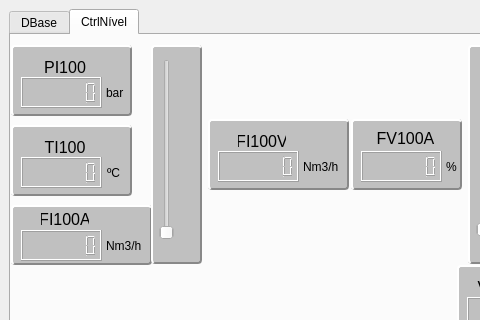
This is uis/main.ui in josuemoraisgh/EININDII00_ProcessSimul as Qt 5 draws it before an edit; both pictures show x 0 to 480 and y 0 to 320 of the 643 by 600 pixel window. The edited form follows.
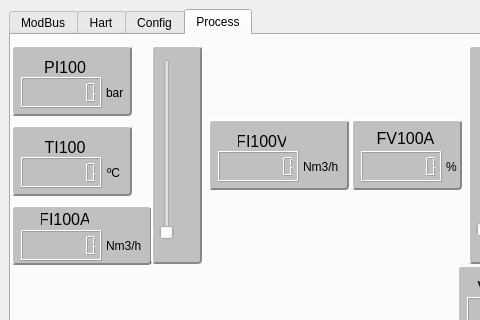
This is the edited form. The open tabs and pages were chosen to show the change. Custom widgets are drawn as their Qt base class.

```diff
--- a/uis/main.ui
+++ b/uis/main.ui
@@ -23,9 +23,14 @@
       <property name="currentIndex">
        <number>0</number>
       </property>
+      <widget class="QWidget" name="tab_2">
+       <attribute name="title">
+        <string>ModBus</string>
+       </attribute>
+      </widget>
       <widget class="QWidget" name="tableWidget">
        <attribute name="title">
-        <string>DBase</string>
+        <string>Hart</string>
        </attribute>
        <layout class="QVBoxLayout" name="verticalLayout_4">
         <item>
@@ -148,9 +153,14 @@
         </item>
        </layout>
       </widget>
+      <widget class="QWidget" name="tab">
+       <attribute name="title">
+        <string>Config</string>
+       </attribute>
+      </widget>
       <widget class="CtrlGLWidget" name="oldCtrlGLWidget">
        <attribute name="title">
-        <string>CtrlNível</string>
+        <string>Process</string>
        </attribute>
        <widget class="QWidget" name="widgetLI100" native="true">
         <property name="geometry">
```
Left out of the diff: 2 changed lines with no effect on the pictures.
